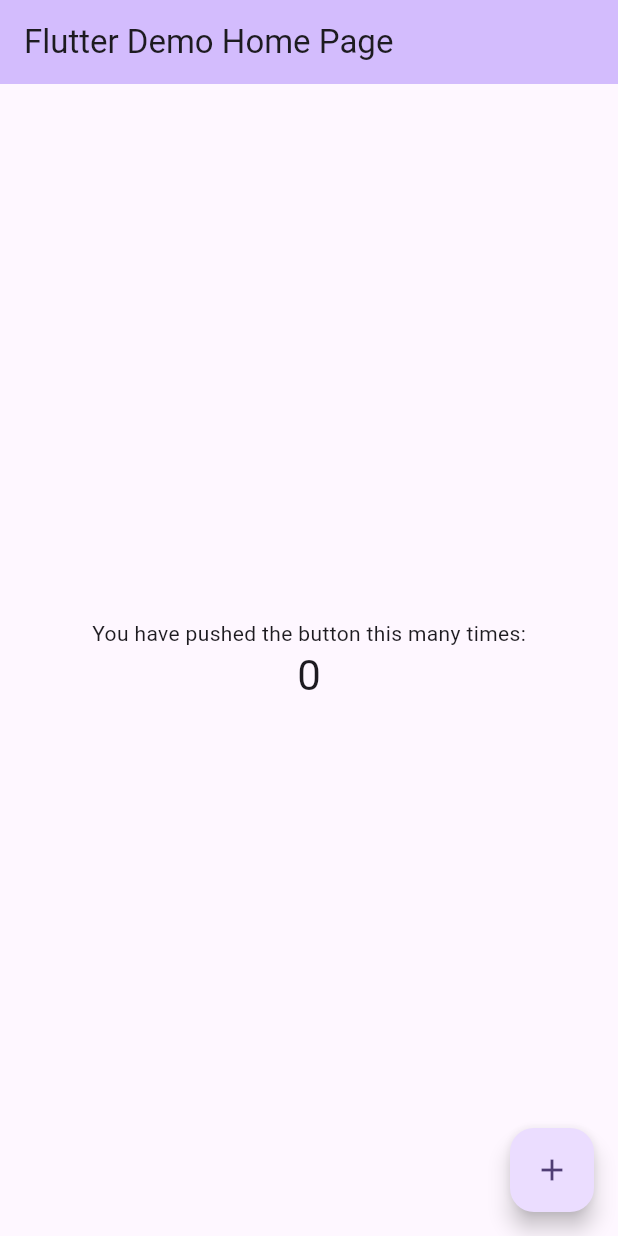
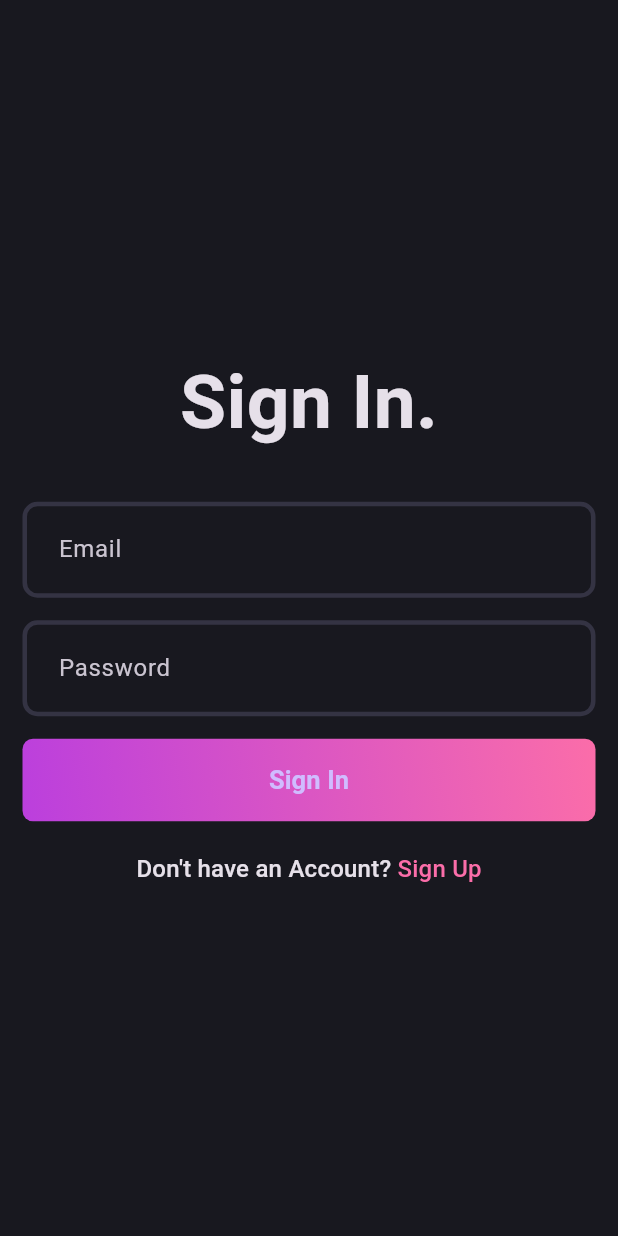
Before and after one commit to Psyaryu/FlutterBlogMac, a Flutter app: the screen it shows after launch, on a phone screen of 412 x 824 dp. Run offline on Flutter 3.47's test engine with Material 3 defaults, Android fonts, the phone set to English and light mode, and no system bars.

Commit message:
Updated Authentication Feature (#1)
- added SignUp page
- added Login Page
- added AuthTextField widget
- added AuthGradientButton widget

```diff
--- /dev/null
+++ b/flutter_mac/lib/core/theme/app_pallete.dart
@@ -0,0 +1,13 @@
+import 'package:flutter/material.dart';
+
+class AppPallete {
+  static const Color backgroundColor = Color.fromRGBO(24, 24, 31, 1);
+  static const Color gradient1 = Color.fromRGBO(187, 63, 221, 1);
+  static const Color gradient2 = Color.fromRGBO(251, 109, 169, 1);
+  static const Color gradient3 = Color.fromRGBO(255, 159, 124, 1);
+  static const Color borderColor = Color.fromRGBO(52, 51, 67, 1);
+  static const Color whiteColor = Colors.white;
+  static const Color greyColor = Colors.grey;
+  static const Color errorColor = Colors.redAccent;
+  static const Color transparentColor = Colors.transparent;
+}
--- /dev/null
+++ b/flutter_mac/lib/core/theme/theme.dart
@@ -0,0 +1,24 @@
+import 'package:flutter/material.dart';
+import 'package:flutter_mac/core/theme/app_pallete.dart';
+
+class AppTheme {
+  static _border([Color color = AppPallete.borderColor]) => OutlineInputBorder(
+        borderSide: BorderSide(
+          color: color,
+          width: 3,
+        ),
+        borderRadius: BorderRadius.circular(10),
+      );
+
+  static final darkThemeMode = ThemeData.dark().copyWith(
+    scaffoldBackgroundColor: AppPallete.backgroundColor,
+    appBarTheme: const AppBarTheme(
+      backgroundColor: AppPallete.backgroundColor,
+    ),
+    inputDecorationTheme: InputDecorationTheme(
+      contentPadding: const EdgeInsets.all(20),
+      enabledBorder: _border(),
+      focusedBorder: _border(AppPallete.gradient2),
+    ),
+  );
+}
--- /dev/null
+++ b/flutter_mac/lib/features/auth/presentation/pages/login_page.dart
@@ -0,0 +1,82 @@
+import 'package:flutter/material.dart';
+import 'package:flutter_mac/core/theme/app_pallete.dart';
+import 'package:flutter_mac/features/auth/presentation/pages/signup_page.dart';
+import 'package:flutter_mac/features/auth/presentation/widgets/auth_field.dart';
+import 'package:flutter_mac/features/auth/presentation/widgets/auth_gradient_button.dart';
+
+class LoginPage extends StatefulWidget {
+  static route() => MaterialPageRoute(
+        builder: (context) => const LoginPage(),
+      );
+  const LoginPage({super.key});
+
+  @override
+  State<LoginPage> createState() => _LoginPageState();
+}
+
+class _LoginPageState extends State<LoginPage> {
+  final formKey = GlobalKey<FormState>();
+  final emailContorller = TextEditingController();
+  final passwordContorller = TextEditingController();
+
+  @override
+  Widget build(BuildContext context) {
+    return Scaffold(
+      body: Padding(
+        padding: const EdgeInsets.all(15),
+        child: Form(
+          key: formKey,
+          child: Column(
+            mainAxisAlignment: MainAxisAlignment.center,
+            children: [
+              const Text(
+                "Sign In.",
+                style: TextStyle(
+                  fontSize: 50,
+                  fontWeight: FontWeight.bold,
+                ),
+              ),
+              const SizedBox(height: 30),
+              AuthField(
+                hintText: "Email",
+                controller: emailContorller,
+              ),
+              const SizedBox(height: 15),
+              AuthField(
+                hintText: "Password",
+                controller: passwordContorller,
+                isObscureText: true,
+              ),
+              const SizedBox(height: 15),
+              const AuthGradientButton(text: "Sign In"),
+              const SizedBox(height: 20),
+              GestureDetector(
+                onTap: () {
+                  Navigator.push(
+                    context,
+                    SignupPage.route(),
+                  );
+                },
+                child: RichText(
+                  text: TextSpan(
+                    text: "Don't have an Account? ",
+                    style: Theme.of(context).textTheme.titleMedium,
+                    children: [
+                      TextSpan(
+                        text: "Sign Up",
+                        style:
+                            Theme.of(context).textTheme.titleMedium?.copyWith(
+                                  color: AppPallete.gradient2,
+                                ),
+                      ),
+                    ],
+                  ),
+                ),
+              )
+            ],
+          ),
+        ),
+      ),
+    );
+  }
+}
--- /dev/null
+++ b/flutter_mac/lib/features/auth/presentation/widgets/auth_field.dart
@@ -0,0 +1,30 @@
+import 'package:flutter/material.dart';
+
+class AuthField extends StatelessWidget {
+  final String hintText;
+  final TextEditingController controller;
+  final bool isObscureText;
+  const AuthField({
+    super.key,
+    required this.hintText,
+    required this.controller,
+    this.isObscureText = false,
+  });
+
+  @override
+  Widget build(BuildContext context) {
+    return TextFormField(
+      controller: controller,
+      obscureText: isObscureText,
+      decoration: InputDecoration(
+        hintText: hintText,
+      ),
+      validator: (value) {
+        if (value!.isEmpty) {
+          return "$hintText is missing";
+        }
+        return null;
+      },
+    );
+  }
+}
--- /dev/null
+++ b/flutter_mac/lib/features/auth/presentation/widgets/auth_gradient_button.dart
@@ -0,0 +1,39 @@
+import 'package:flutter/material.dart';
+import 'package:flutter_mac/core/theme/app_pallete.dart';
+
+class AuthGradientButton extends StatelessWidget {
+  final String text;
+  const AuthGradientButton({
+    super.key,
+    required this.text,
+  });
+
+  @override
+  Widget build(BuildContext context) {
+    return Container(
+      decoration: BoxDecoration(
+        gradient: const LinearGradient(
+          colors: [AppPallete.gradient1, AppPallete.gradient2],
+          begin: Alignment.bottomLeft,
+          end: Alignment.topRight,
+        ),
+        borderRadius: BorderRadius.circular(7),
+      ),
+      child: ElevatedButton(
+        onPressed: () {},
+        style: ElevatedButton.styleFrom(
+          fixedSize: Size(MediaQuery.of(context).size.width - 30, 55),
+          backgroundColor: AppPallete.transparentColor,
+          shadowColor: AppPallete.transparentColor,
+        ),
+        child: Text(
+          text,
+          style: const TextStyle(
+            fontSize: 17,
+            fontWeight: FontWeight.w600,
+          ),
+        ),
+      ),
+    );
+  }
+}
--- a/flutter_mac/lib/main.dart
+++ b/flutter_mac/lib/main.dart
@@ -1,4 +1,6 @@
 import 'package:flutter/material.dart';
+import 'package:flutter_mac/core/theme/theme.dart';
+import 'package:flutter_mac/features/auth/presentation/pages/login_page.dart';
 
 void main() {
   runApp(const MyApp());
@@ -11,115 +13,10 @@ class MyApp extends StatelessWidget {
   @override
   Widget build(BuildContext context) {
     return MaterialApp(
-      title: 'Flutter Demo',
-      theme: ThemeData(
-        // This is the theme of your application.
-        //
-        // TRY THIS: Try running your application with "flutter run". You'll see
-        // the application has a purple toolbar. Then, without quitting the app,
-        // try changing the seedColor in the colorScheme below to Colors.green
-        // and then invoke "hot reload" (save your changes or press the "hot
-        // reload" button in a Flutter-supported IDE, or press "r" if you used
-        // the command line to start the app).
-        //
-        // Notice that the counter didn't reset back to zero; the application
-        // state is not lost during the reload. To reset the state, use hot
-        // restart instead.
-        //
-        // This works for code too, not just values: Most code changes can be
-        // tested with just a hot reload.
-        colorScheme: ColorScheme.fromSeed(seedColor: Colors.deepPurple),
-        useMaterial3: true,
-      ),
-      home: const MyHomePage(title: 'Flutter Demo Home Page'),
+      title: 'Psyaryu Blog',
+      debugShowCheckedModeBanner: false,
+      theme: AppTheme.darkThemeMode,
+      home: const LoginPage(),
     );
   }
 }
-
-class MyHomePage extends StatefulWidget {
-  const MyHomePage({super.key, required this.title});
-
-  // This widget is the home page of your application. It is stateful, meaning
-  // that it has a State object (defined below) that contains fields that affect
-  // how it looks.
-
-  // This class is the configuration for the state. It holds the values (in this
-  // case the title) provided by the parent (in this case the App widget) and
-  // used by the build method of the State. Fields in a Widget subclass are
-  // always marked "final".
-
-  final String title;
-
-  @override
-  State<MyHomePage> createState() => _MyHomePageState();
-}
-
-class _MyHomePageState extends State<MyHomePage> {
-  int _counter = 0;
-
-  void _incrementCounter() {
-    setState(() {
-      // This call to setState tells the Flutter framework that something has
-      // changed in this State, which causes it to rerun the build method below
-      // so that the display can reflect the updated values. If we changed
-      // _counter without calling setState(), then the build method would not be
-      // called again, and so nothing would appear to happen.
-      _counter++;
-    });
-  }
-
-  @override
-  Widget build(BuildContext context) {
-    // This method is rerun every time setState is called, for instance as done
-    // by the _incrementCounter method above.
-    //
-    // The Flutter framework has been optimized to make rerunning build methods
-    // fast, so that you can just rebuild anything that needs updating rather
-    // than having to individually change instances of widgets.
-    return Scaffold(
-      appBar: AppBar(
-        // TRY THIS: Try changing the color here to a specific color (to
-        // Colors.amber, perhaps?) and trigger a hot reload to see the AppBar
-        // change color while the other colors stay the same.
-        backgroundColor: Theme.of(context).colorScheme.inversePrimary,
-        // Here we take the value from the MyHomePage object that was created by
-        // the App.build method, and use it to set our appbar title.
-        title: Text(widget.title),
-      ),
-      body: Center(
-        // Center is a layout widget. It takes a single child and positions it
-        // in the middle of the parent.
-        child: Column(
-          // Column is also a layout widget. It takes a list of children and
-          // arranges them vertically. By default, it sizes itself to fit its
-          // children horizontally, and tries to be as tall as its parent.
-          //
-          // Column has various properties to control how it sizes itself and
-          // how it positions its children. Here we use mainAxisAlignment to
-          // center the children vertically; the main axis here is the vertical
-          // axis because Columns are vertical (the cross axis would be
-          // horizontal).
-          //
-          // TRY THIS: Invoke "debug painting" (choose the "Toggle Debug Paint"
-          // action in the IDE, or press "p" in the console), to see the
-          // wireframe for each widget.
-          mainAxisAlignment: MainAxisAlignment.center,
-          children: <Widget>[
-            const Text(
-              'You have pushed the button this many times:',
-            ),
-            Text(
-              '$_counter',
-              style: Theme.of(context).textTheme.headlineMedium,
-            ),
-          ],
-        ),
-      ),
-      floatingActionButton: FloatingActionButton(
-        onPressed: _incrementCounter,
-        tooltip: 'Increment',
-        child: const Icon(Icons.add),
-      ), // This trailing comma makes auto-formatting nicer for build methods.
-    );
-  }
-}
```
Also changed, not shown: flutter_mac/lib/features/auth/presentation/pages/signup_page.dart (added, +98 -0 lines).
